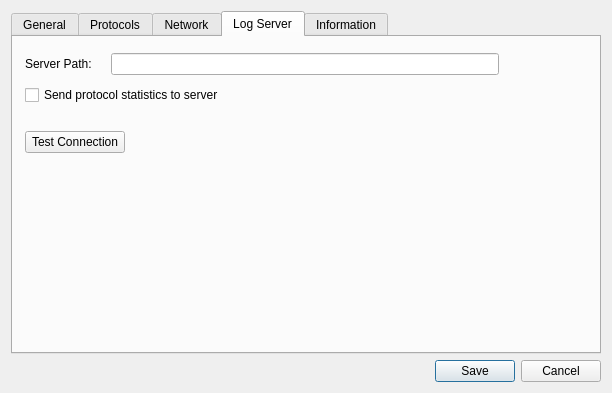
Old version of the form Client/rds_configurationwindow.ui in the repository WillForan/yarraclient.
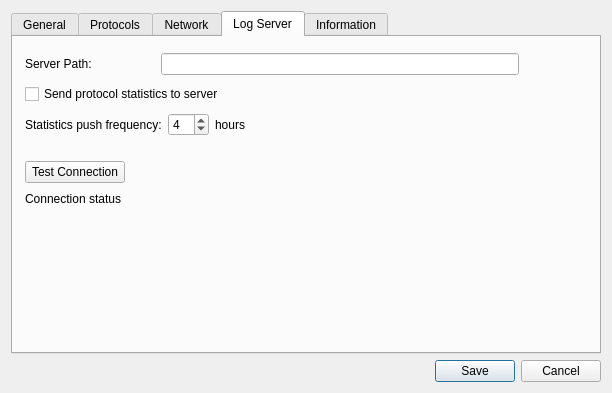
New version of the form. The open tabs and pages were chosen to show the change. Icons and pictures are not drawn.

Commit message: Added activity icon on top-right window corner. Added configuration options for icon and log server update frequency.

Diff of the .ui file:
```diff
--- a/Client/rds_configurationwindow.ui
+++ b/Client/rds_configurationwindow.ui
@@ -883,7 +883,7 @@
       </attribute>
       <layout class="QVBoxLayout" name="verticalLayout_6">
        <property name="spacing">
-        <number>10</number>
+        <number>9</number>
        </property>
        <property name="leftMargin">
         <number>12</number>
@@ -892,7 +892,7 @@
         <number>16</number>
        </property>
        <property name="rightMargin">
-        <number>100</number>
+        <number>80</number>
        </property>
        <item>
         <layout class="QHBoxLayout" name="horizontalLayout_7">
@@ -900,7 +900,7 @@
           <widget class="QLabel" name="logServerPathLabel">
            <property name="minimumSize">
             <size>
-             <width>80</width>
+             <width>130</width>
              <height>0</height>
             </size>
            </property>
@@ -921,6 +921,56 @@
          </property>
         </widget>
        </item>
+       <item>
+        <layout class="QHBoxLayout" name="horizontalLayout_8">
+         <item>
+          <widget class="QLabel" name="logServerPushFrequencyLabel">
+           <property name="minimumSize">
+            <size>
+             <width>130</width>
+             <height>0</height>
+            </size>
+           </property>
+           <property name="text">
+            <string>Statistics push frequency:</string>
+           </property>
+          </widget>
+         </item>
+         <item>
+          <widget class="QSpinBox" name="logServerPushFrequencySpinbox">
+           <property name="minimum">
+            <number>1</number>
+           </property>
+           <property name="maximum">
+            <number>24</number>
+           </property>
+           <property name="value">
+            <number>4</number>
+           </property>
+          </widget>
+         </item>
+         <item>
+          <widget class="QLabel" name="logServerPushFrequencyUnitLabel">
+           <property name="text">
+            <string>hours</string>
+           </property>
+          </widget>
+         </item>
+         <item>
+          <spacer name="horizontalSpacer_9">
+           <property name="orientation">
+            <enum>Qt::Horizontal</enum>
+           </property>
+           <property name="sizeHint" stdset="0">
+            <size>
+             <width>40</width>
+             <height>20</height>
+            </size>
+           </property>
+          </spacer>
+         </item>
+        </layout>
+       </item>
        <item>
         <spacer name="verticalSpacer_13">
          <property name="orientation">
@@ -953,7 +1003,7 @@
        <item>
         <widget class="QLabel" name="logServerStatusLabel">
          <property name="text">
-          <string/>
+          <string>Connection status</string>
          </property>
         </widget>
        </item>
```
Left out of the diff: 87 changed lines with no effect on the pictures. The commit also changes 12 other files.
